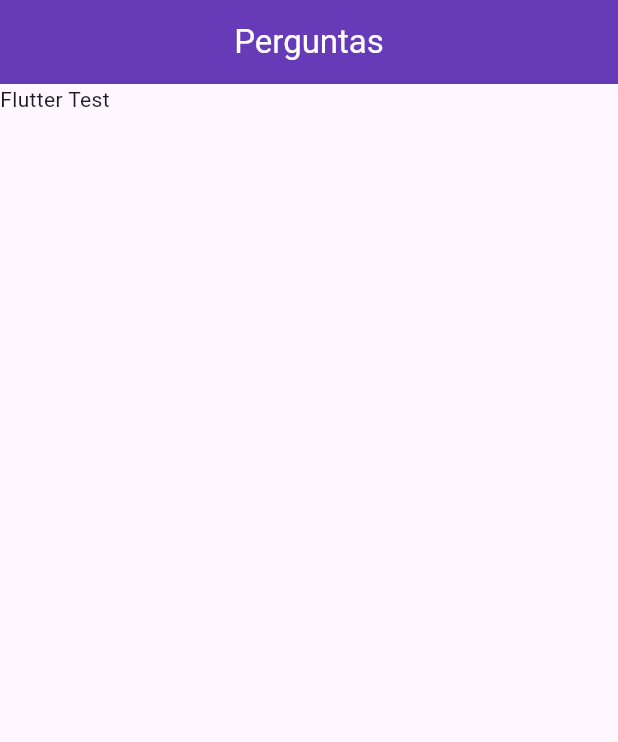
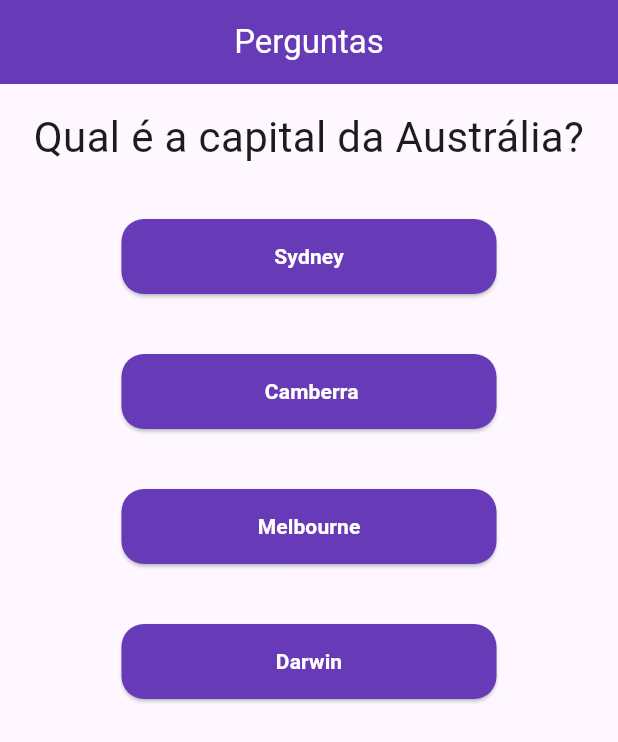
Before and after one commit to MatheusPTorquato/appsCursosFlutter, a Flutter app: the screen it shows after launch, on a phone screen of 412 x 824 dp. Shown: the top 742 px of the screen. Run offline on Flutter 3.47's test engine with Material 3 defaults, Android fonts, the phone set to English and light mode, and no system bars.

Commit message:
Atualização - "Aplicação 01 curso Cod3r - Perguntas"

```diff
--- /dev/null
+++ b/app01_cod3r/lib/answer.dart
@@ -0,0 +1,37 @@
+import 'package:flutter/material.dart';
+
+class AnswerQuestion extends StatelessWidget {
+  const AnswerQuestion({
+    super.key,
+    required this.textAnswer,
+    required this.onChoices,
+  });
+
+  final String textAnswer;
+
+  final void Function() onChoices;
+
+  @override
+  Widget build(BuildContext context) {
+    return Container(
+      margin: const EdgeInsets.fromLTRB(0, 20, 0, 20),
+      child: ElevatedButton(
+        onPressed: onChoices,
+        style: ElevatedButton.styleFrom(
+          backgroundColor: Colors.deepPurple,
+          fixedSize: const Size(250, 50),
+          shape: RoundedRectangleBorder(
+            borderRadius: BorderRadius.circular(15),
+          ),
+        ),
+        child: Text(
+          textAnswer,
+          style: const TextStyle(
+            color: Colors.white,
+            fontWeight: FontWeight.w600,
+          ),
+        ),
+      ),
+    );
+  }
+}
--- a/app01_cod3r/lib/main.dart
+++ b/app01_cod3r/lib/main.dart
@@ -1,12 +1,65 @@
 import 'package:flutter/material.dart';
+import './questions.dart';
+import './answer.dart';
 
 void main() => runApp(const QuestionApp());
 
-class QuestionApp extends StatelessWidget {
+class QuestionApp extends StatefulWidget {
   const QuestionApp({super.key});
 
   @override
+  State<QuestionApp> createState() => _QuestionAppState();
+}
+
+class _QuestionAppState extends State<QuestionApp> {
+  var _selectedQuestion = 0;
+
+  void _answer() {
+    setState(() {
+      _selectedQuestion++;
+      //if(correctChoice == )
+    });
+  }
+
+  @override
   Widget build(BuildContext context) {
+    final List<Map<String, Object>> questions = [
+      {
+        'pergunta': 'Qual é a capital da Austrália?', //Camberra
+        'respostas': ["Sydney", " Camberra", "Melbourne", "Darwin"]
+      },
+      {
+        'pergunta': 'De onde é a invenção do chuveiro elétrico?', //BR
+        'respostas': ["França ", "Estados Unidos", "Inglaterra ", "Brasil"]
+      },
+      {
+        'pergunta':
+            'Atualmente, quantos elementos químicos a tabela periódica possui?',
+        //118
+        'respostas': ["92", "109", "118", "113"]
+      },
+      {
+        'pergunta': 'Quanto tempo a luz do Sol demora para chegar à Terra?',
+        //8 min
+        'respostas': ["1 dia ", "12 segundos", "8 minutos", "3 horas"]
+      },
+      {
+        'pergunta': 'Em qual local da Ásia o português é língua oficial?',
+        //Macau
+        'respostas': ["Macau", "India", "Moçambique", "Angola"]
+      }
+    ];
+
+    List respostas = [];
+
+    for (String textAnswer
+        in questions[_selectedQuestion].cast()['respostas']) {
+      respostas.add(AnswerQuestion(
+        textAnswer: textAnswer,
+        onChoices: _answer,
+      ));
+    }
+
     return MaterialApp(
       home: Scaffold(
         appBar: AppBar(
@@ -20,7 +73,14 @@ class QuestionApp extends StatelessWidget {
           ),
           backgroundColor: Colors.deepPurple,
         ),
-        body: Text("Flutter Test"),
+        body: Column(
+          children: <Widget>[
+            TextQuestions(
+              textQuestion: questions[_selectedQuestion]['pergunta'].toString(),
+            ),
+            ...respostas
+          ],
+        ),
       ),
     );
   }
--- /dev/null
+++ b/app01_cod3r/lib/questions.dart
@@ -0,0 +1,22 @@
+import 'package:flutter/material.dart';
+
+class TextQuestions extends StatelessWidget {
+  const TextQuestions({super.key, required this.textQuestion});
+
+  final String textQuestion;
+
+  @override
+  Widget build(BuildContext context) {
+    return Container(
+      width: double.infinity,
+      margin: const EdgeInsets.all(15),
+      child: Text(
+        textQuestion,
+        style: const TextStyle(
+          fontSize: 28,
+        ),
+        textAlign: TextAlign.center,
+      ),
+    );
+  }
+}
```
Also changed, not shown: 1 other file.
